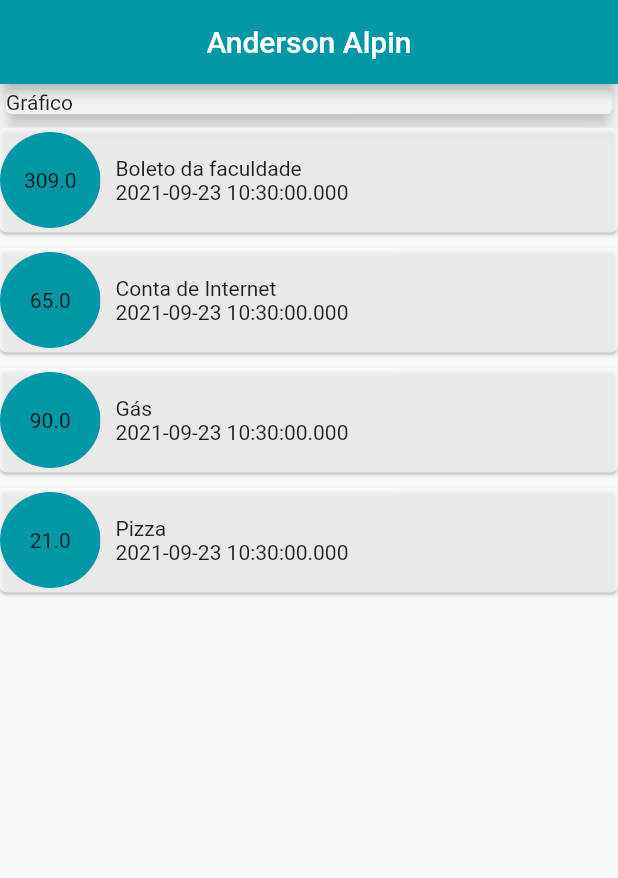
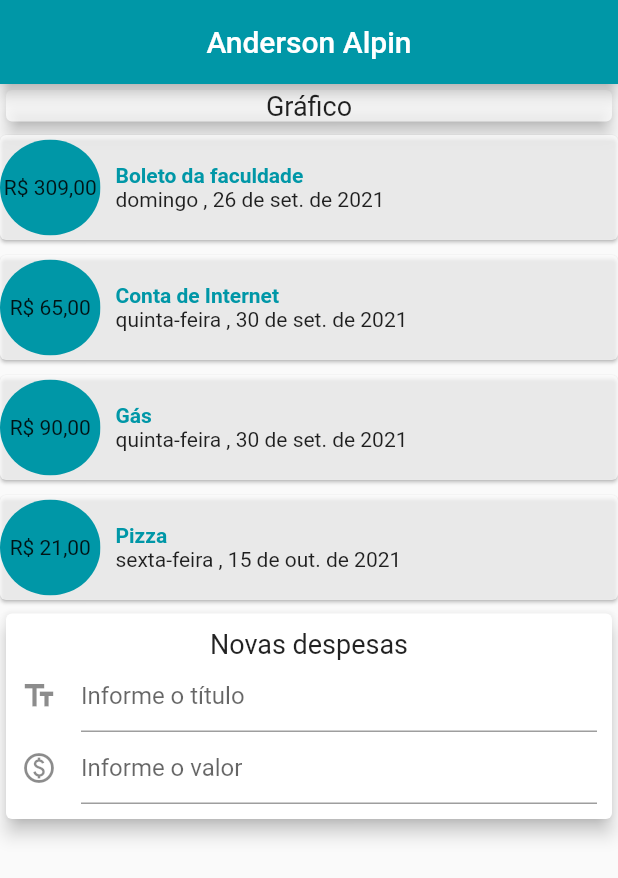
Before and after one commit to AndersonAlpin/despesas_pessoais, a Flutter app: the screen it shows after launch, on a phone screen of 412 x 824 dp. Shown: the top 878 px of the screen. Run offline on Flutter 3.47's test engine with Material 2 defaults, Android fonts, the phone set to English and light mode, and no system bars.

Commit message:
feat: adds inputs for expense registration

```diff
--- a/lib/main.dart
+++ b/lib/main.dart
@@ -1,3 +1,4 @@
+import 'package:flutter_localizations/flutter_localizations.dart';
 import 'package:despesas_pessoais/views/home.dart';
 import 'package:flutter/material.dart';
 
@@ -9,6 +10,11 @@ class ExpansesApp extends StatelessWidget {
   @override
   Widget build(BuildContext context) {
     return MaterialApp(
+      localizationsDelegates: [
+        GlobalMaterialLocalizations.delegate,
+        GlobalWidgetsLocalizations.delegate
+      ],
+      supportedLocales: [const Locale('pt', 'BR')],
       theme: ThemeData(
         primaryColor: Colors.cyan.shade700,
       ),
--- a/lib/views/home.dart
+++ b/lib/views/home.dart
@@ -1,5 +1,6 @@
 import 'package:despesas_pessoais/models/transaction.dart';
 import 'package:flutter/material.dart';
+import 'package:intl/intl.dart';
 
 class MyHomePage extends StatelessWidget {
   final _transactions = [
@@ -7,29 +8,31 @@ class MyHomePage extends StatelessWidget {
       id: '1',
       title: 'Boleto da faculdade',
       value: 309.00,
-      date: DateTime.now(),
+      date: new DateTime(2021, 9, 26),
     ),
     Transaction(
       id: '2',
       title: 'Conta de Internet',
       value: 65.00,
-      date: DateTime.now(),
+      date: new DateTime(2021, 9, 30),
     ),
     Transaction(
       id: '3',
       title: 'Gás',
       value: 90.00,
-      date: DateTime.now(),
+      date: new DateTime(2021, 9, 30),
     ),
     Transaction(
       id: '4',
       title: 'Pizza',
       value: 21.00,
-      date: DateTime.now(),
+      date: new DateTime(2021, 10, 15),
     ),
   ];
 
   // const MyHomePage({Key? key}) : super(key: key);
+  late String title;
+  late String value;
 
   @override
   Widget build(BuildContext context) {
@@ -46,7 +49,11 @@ class MyHomePage extends StatelessWidget {
             width: double.infinity,
             child: Card(
               color: Colors.white70,
-              child: Text('Gráfico'),
+              child: Text('Gráfico',
+                  textAlign: TextAlign.center,
+                  style: TextStyle(
+                    fontSize: 18.0,
+                  )),
               elevation: 5,
             ),
           ),
@@ -55,7 +62,7 @@ class MyHomePage extends StatelessWidget {
               return SizedBox(
                 height: 80,
                 child: Card(
-                  margin: const EdgeInsets.only(top:5.0, bottom: 5.0),
+                  margin: const EdgeInsets.only(top: 5.0, bottom: 5.0),
                   color: Colors.white70,
                   child: Row(
                     children: [
@@ -66,10 +73,10 @@ class MyHomePage extends StatelessWidget {
                             color: Colors.cyan.shade700,
                             child: Center(
                               child: Text(
-                              tr.value.toString(),
+                                NumberFormat.simpleCurrency(locale: 'pt_BR')
+                                    .format(tr.value),
                               ),
-                          )
-                        ),
+                            )),
                       ),
                       Padding(
                         padding: const EdgeInsets.all(10.0),
@@ -77,8 +84,17 @@ class MyHomePage extends StatelessWidget {
                           mainAxisAlignment: MainAxisAlignment.center,
                           crossAxisAlignment: CrossAxisAlignment.start,
                           children: [
-                            Text(tr.title,),
-                            Text(tr.date.toString())
+                            Text(
+                              tr.title,
+                              style: TextStyle(
+                                fontWeight: FontWeight.bold,
+                                color: Colors.cyan.shade700,
+                              ),
+                            ),
+                            Text(
+                              DateFormat("EEEE ',' d 'de' MMM 'de' y", "pt_BR")
+                                  .format(tr.date),
+                            ),
                           ],
                         ),
                       ),
@@ -87,7 +103,31 @@ class MyHomePage extends StatelessWidget {
                 ),
               );
             }).toList(),
-          )
+          ),
+          Card(
+            elevation: 5,
+            child: Padding(
+              padding: const EdgeInsets.all(10.0),
+              child: Column(
+                children: [
+                  Text('Novas despesas',
+                      style: TextStyle(
+                        fontSize: 18.0,
+                      )),
+                  TextField(
+                    decoration: InputDecoration(
+                        hintText: 'Informe o título',
+                        icon: Icon(Icons.text_fields)),
+                  ),
+                  TextField(
+                    decoration: InputDecoration(
+                        hintText: 'Informe o valor',
+                        icon: Icon(Icons.paid_outlined)),
+                  ),
+                ],
+              ),
+            ),
+          ),
         ],
       ),
     );
--- a/pubspec.yaml
+++ b/pubspec.yaml
@@ -28,6 +28,10 @@ dependencies:
   # The following adds the Cupertino Icons font to your application.
   # Use with the CupertinoIcons class for iOS style icons.
   cupertino_icons: ^1.0.2
+  intl: ^0.17.0
+  flutter_localizations:
+    sdk: flutter
+    version: ^0.0.0
 
 dev_dependencies:
   flutter_test:
```
Also changed, not shown: pubspec.lock, 2 other files. Lines whose indentation alone changed are shown as unchanged.
